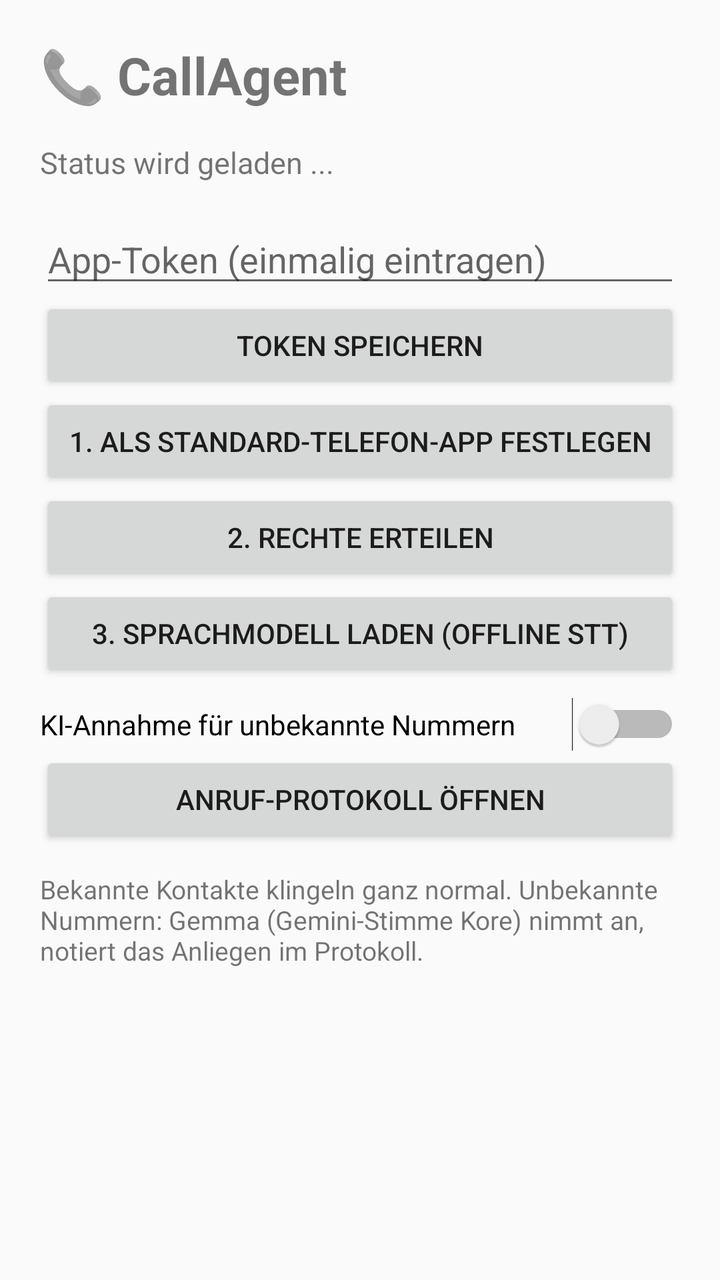
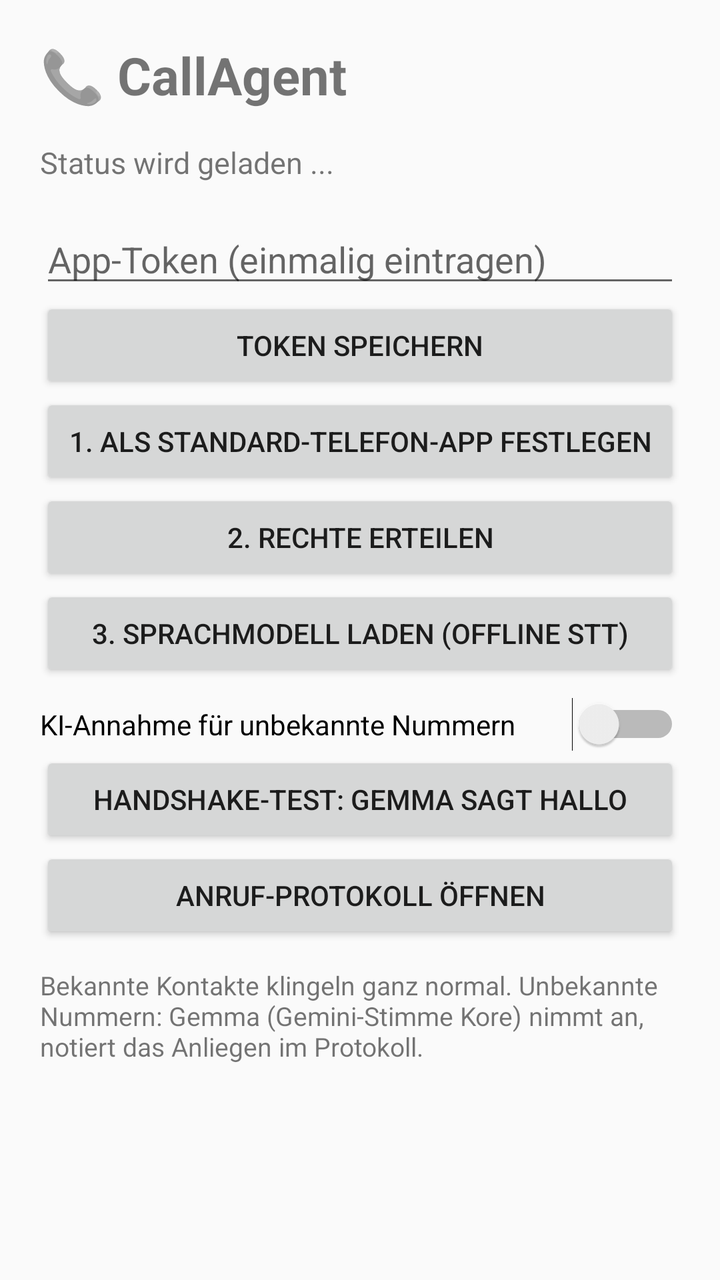

Before-and-after screenshots of an Android layout around one commit, followed by the original layout XML and the change that was made.
<!-- AndroidManifest.xml: application theme android:Theme.Material.Light.DarkActionBar -->
<!-- res/layout/main.xml -->
<?xml version="1.0" encoding="utf-8"?>
<ScrollView xmlns:android="http://schemas.android.com/apk/res/android"
    android:layout_width="match_parent"
    android:layout_height="match_parent"
    android:padding="20dp">

    <LinearLayout
        android:layout_width="match_parent"
        android:layout_height="wrap_content"
        android:orientation="vertical">

        <TextView
            android:layout_width="match_parent"
            android:layout_height="wrap_content"
            android:text="📞 CallAgent"
            android:textSize="26sp"
            android:textStyle="bold" />

        <TextView
            android:id="@+id/status"
            android:layout_width="match_parent"
            android:layout_height="wrap_content"
            android:layout_marginTop="16dp"
            android:lineSpacingExtra="4dp"
            android:text="Status wird geladen ..."
            android:textSize="15sp" />

        <EditText
            android:id="@+id/token_eingabe"
            android:layout_width="match_parent"
            android:layout_height="wrap_content"
            android:layout_marginTop="16dp"
            android:hint="App-Token (einmalig eintragen)"
            android:inputType="text" />

        <Button
            android:id="@+id/btn_token"
            android:layout_width="match_parent"
            android:layout_height="wrap_content"
            android:text="Token speichern" />

        <Button
            android:id="@+id/btn_dialer"
            android:layout_width="match_parent"
            android:layout_height="wrap_content"
            android:text="1. Als Standard-Telefon-App festlegen" />

        <Button
            android:id="@+id/btn_rechte"
            android:layout_width="match_parent"
            android:layout_height="wrap_content"
            android:text="2. Rechte erteilen" />

        <Button
            android:id="@+id/btn_modell"
            android:layout_width="match_parent"
            android:layout_height="wrap_content"
            android:text="3. Sprachmodell laden (offline STT)" />

        <Switch
            android:id="@+id/sw_ki"
            android:layout_width="match_parent"
            android:layout_height="wrap_content"
            android:layout_marginTop="8dp"
            android:text="KI-Annahme für unbekannte Nummern" />

        <Button
            android:id="@+id/btn_log"
            android:layout_width="match_parent"
            android:layout_height="wrap_content"
            android:text="Anruf-Protokoll öffnen" />

        <TextView
            android:layout_width="match_parent"
            android:layout_height="wrap_content"
            android:layout_marginTop="12dp"
            android:text="Bekannte Kontakte klingeln ganz normal. Unbekannte Nummern: Gemma (Gemini-Stimme Kore) nimmt an, notiert das Anliegen im Protokoll."
            android:textSize="13sp" />
    </LinearLayout>
</ScrollView>
<!-- resources referenced by this layout -->
<resources>

</resources>

<!-- the commit's change to res/layout/main.xml (unified diff, before → after) -->
@@ -65,6 +65,11 @@
             android:text="KI-Annahme für unbekannte Nummern" />
 
         <Button
+            android:id="@+id/btn_handshake"
+            android:layout_width="match_parent"
+            android:layout_height="wrap_content"
+            android:text="Handshake-Test: Gemma sagt Hallo" />
+        <Button
             android:id="@+id/btn_log"
             android:layout_width="match_parent"
             android:layout_height="wrap_content"
